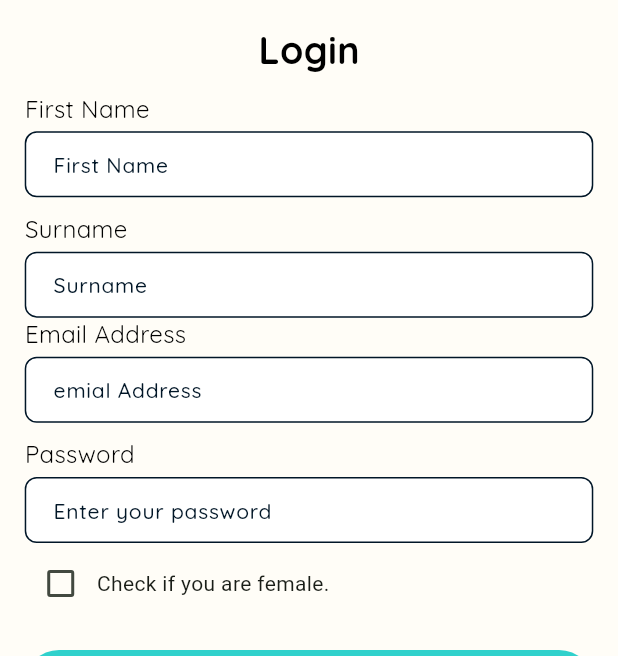
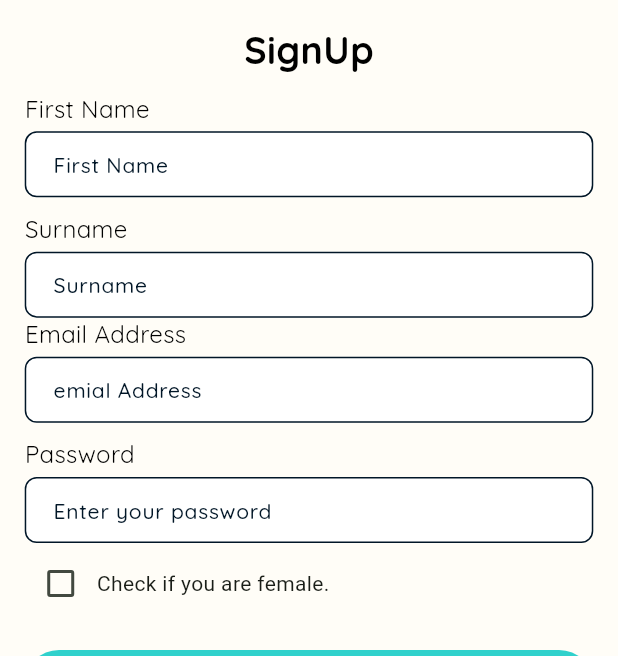
Before and after one commit to BrightCodeLab-Team/girl_clan, a Flutter app: the SignUpScreen screen opened directly, on a phone screen of 412 x 824 dp, the part 201-857 px from its top. Run offline on Flutter 3.47's test engine with Material 3 defaults, Android fonts, the phone set to English and light mode, and no system bars; our stand-ins replace cloud_firestore, firebase_auth, firebase_core, flutter_screenutil, get, get_it and 4 more; accounts and stored records are empty.

Commit message:
updated code

```diff
--- a/lib/core/model/event_model.dart
+++ b/lib/core/model/event_model.dart
@@ -32,7 +32,8 @@ class EventModel {
   // Method to convert an Event to a Map (useful for persistence)
   Map<String, dynamic> toJson() {
     return {
-      'id': currentUser?.uid ?? '',
+      // 'id': currentUser?.uid ?? '',
+      'id': id ?? '',
       'eventName': eventName ?? '',
       'location': location ?? '',
       'date': date ?? '',
--- a/lib/ui/auth/sign_up/sign_up_screen.dart
+++ b/lib/ui/auth/sign_up/sign_up_screen.dart
@@ -48,7 +48,7 @@ class _SignUpScreenState extends State<SignUpScreen> {
 
                         15.verticalSpace,
                         Center(
-                          child: Text("Login", style: style25B.copyWith()),
+                          child: Text("SignUp", style: style25B.copyWith()),
                         ),
                         const SizedBox(height: 10),
 
```
